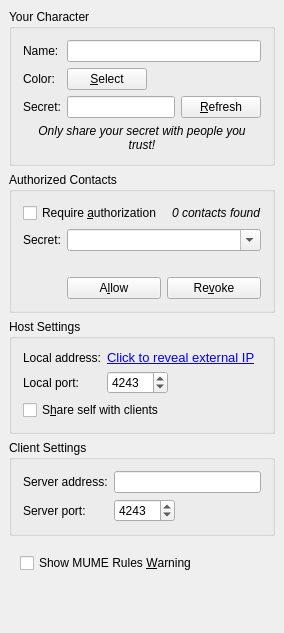
This is src/preferences/groupmanagerpage.ui in MUME/MMapper as Qt 5 draws it before an edit. The edited form follows.
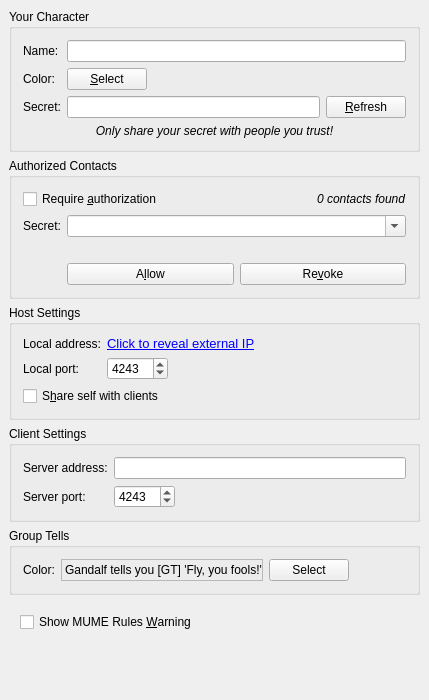
This is the edited form.

Commit message: Color group tells with user configurable ansi colors

Diff of the .ui file:
```diff
--- a/src/preferences/groupmanagerpage.ui
+++ b/src/preferences/groupmanagerpage.ui
@@ -2,6 +2,14 @@
 <ui version="4.0">
  <class>GroupManagerPage</class>
  <widget class="QWidget" name="GroupManagerPage">
+  <property name="geometry">
+   <rect>
+    <x>0</x>
+    <y>0</y>
+    <width>429</width>
+    <height>700</height>
+   </rect>
+  </property>
   <property name="windowTitle">
    <string>GroupManager Settings</string>
   </property>
@@ -419,6 +427,67 @@
      </layout>
     </widget>
    </item>
+   <item>
+    <widget class="QGroupBox" name="groupBox">
+     <property name="title">
+      <string>Group Tells</string>
+     </property>
+     <layout class="QHBoxLayout" name="horizontalLayout_3">
+      <item>
+       <widget class="QLabel" name="label_11">
+        <property name="text">
+         <string>Color:</string>
+        </property>
+        <property name="buddy">
+         <cstring>groupTellColorPushButton</cstring>
+        </property>
+       </widget>
+      </item>
+      <item>
+       <widget class="QLabel" name="groupTellColorLabel">
+        <property name="frameShape">
+         <enum>QFrame::StyledPanel</enum>
+        </property>
+        <property name="frameShadow">
+         <enum>QFrame::Raised</enum>
+        </property>
+        <property name="text">
+         <string>Gandalf tells you [GT] 'Fly, you fools!'</string>
+        </property>
+        <property name="margin">
+         <number>3</number>
+        </property>
+        <property name="indent">
+         <number>3</number>
+        </property>
+        <property name="buddy">
+         <cstring>groupTellColorPushButton</cstring>
+        </property>
+       </widget>
+      </item>
+      <item>
+       <widget class="QPushButton" name="groupTellColorPushButton">
+        <property name="text">
+         <string>Select</string>
+        </property>
+       </widget>
+      </item>
+      <item>
+       <spacer name="horizontalSpacer_2">
+        <property name="orientation">
+         <enum>Qt::Horizontal</enum>
+        </property>
+        <property name="sizeHint" stdset="0">
+         <size>
+          <width>40</width>
+          <height>20</height>
+         </size>
+        </property>
+       </spacer>
+      </item>
+     </layout>
+    </widget>
+   </item>
    <item>
     <widget class="QFrame" name="frame_4">
      <layout class="QGridLayout" name="_2">
```
Left out of the diff: 1 changed line with no effect on the pictures. The commit also changes 5 other files.
